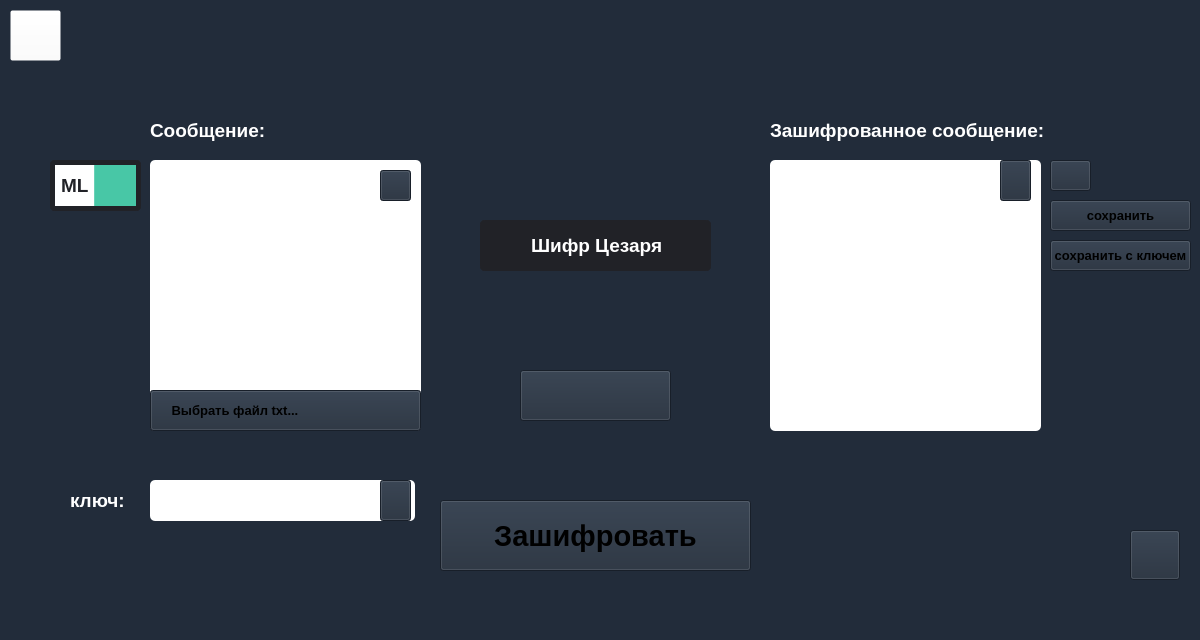
First picture: the form in File.ui, repository sn00py666/SafeSpeak, before the edit.
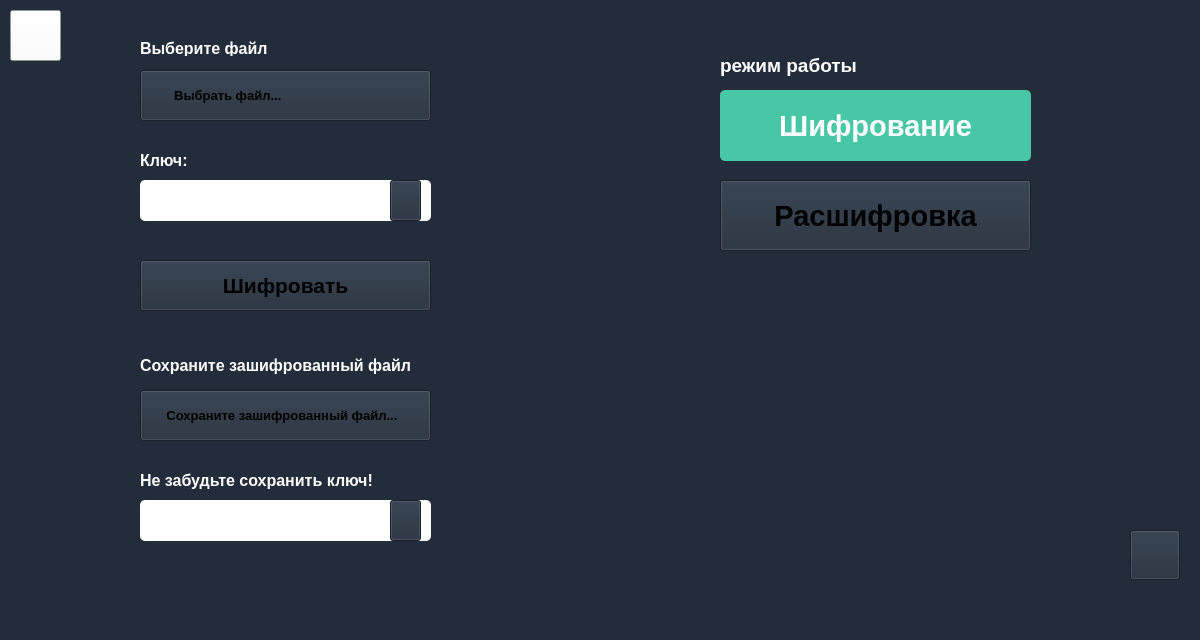
Second picture: the form after the edit. Icons and pictures are not drawn.

What changed in the file:
```diff
--- a/File.ui
+++ b/File.ui
@@ -42,10 +42,10 @@
    <widget class="QLabel" name="label">
     <property name="geometry">
      <rect>
-      <x>476</x>
-      <y>30</y>
-      <width>246</width>
-      <height>156</height>
+      <x>650</x>
+      <y>290</y>
+      <width>421</width>
+      <height>231</height>
      </rect>
     </property>
     <property name="text">
@@ -68,37 +68,22 @@
      <string/>
     </property>
     <property name="pixmap">
-     <pixmap>Images/dlack_balk_line.png</pixmap>
-    </property>
-   </widget>
-   <widget class="QPlainTextEdit" name="plainTextEdit_Left">
-    <property name="geometry">
-     <rect>
-      <x>150</x>
-      <y>160</y>
-      <width>271</width>
-      <height>271</height>
-     </rect>
-    </property>
-    <property name="styleSheet">
-     <string notr="true">
-background-color: rgb(255, 255, 255);
-border-radius: 5px;</string>
+     <pixmap>C:/Users/andre/.designer/backup/Images/dlack_balk_line.png</pixmap>
     </property>
    </widget>
    <widget class="QLabel" name="label_3">
     <property name="geometry">
      <rect>
-      <x>150</x>
-      <y>110</y>
-      <width>311</width>
-      <height>41</height>
+      <x>140</x>
+      <y>40</y>
+      <width>291</width>
+      <height>16</height>
      </rect>
     </property>
     <property name="font">
      <font>
       <family>MS Shell Dlg 2</family>
-      <pointsize>14</pointsize>
+      <pointsize>12</pointsize>
       <weight>75</weight>
       <italic>false</italic>
       <bold>true</bold>
@@ -110,66 +95,27 @@
 </string>
     </property>
     <property name="text">
-     <string>Сообщение:</string>
-    </property>
-   </widget>
-   <widget class="QPlainTextEdit" name="plainTextEdit_Right">
-    <property name="geometry">
-     <rect>
-      <x>770</x>
-      <y>160</y>
-      <width>271</width>
-      <height>271</height>
-     </rect>
-    </property>
-    <property name="styleSheet">
-     <string notr="true">
-background-color: rgb(255, 255, 255);
-border-radius: 5px;</string>
-    </property>
-    <property name="plainText">
-     <string/>
+     <string>Выберите файл</string>
     </property>
    </widget>
    <widget class="QPlainTextEdit" name="plainTextEdit_Key">
     <property name="geometry">
      <rect>
-      <x>150</x>
-      <y>480</y>
-      <width>265</width>
-      <height>41</height>
-     </rect>
-    </property>
-    <property name="styleSheet">
-     <string notr="true">
-background-color: rgb(255, 255, 255);
-border-radius: 5px;</string>
-    </property>
-   </widget>
-   <widget class="QLabel" name="label_4">
-    <property name="geometry">
-     <rect>
-      <x>770</x>
-      <y>110</y>
-      <width>301</width>
+      <x>140</x>
+      <y>180</y>
+      <width>291</width>
       <height>41</height>
      </rect>
     </property>
     <property name="font">
      <font>
-      <family>MS Shell Dlg 2</family>
-      <pointsize>14</pointsize>
-      <weight>75</weight>
-      <italic>false</italic>
-      <bold>true</bold>
+      <pointsize>12</pointsize>
      </font>
     </property>
     <property name="styleSheet">
-     <string notr="true">color: rgb(255, 255, 255);
-</string>
-    </property>
-    <property name="text">
-     <string>Зашифрованное сообщение:</string>
+     <string notr="true">
+background-color: rgb(255, 255, 255);
+border-radius: 5px;</string>
     </property>
    </widget>
    <widget class="QPushButton" name="BackButton">
@@ -201,8 +147,8 @@
    <widget class="QPushButton" name="Encription">
     <property name="geometry">
      <rect>
-      <x>440</x>
-      <y>500</y>
+      <x>720</x>
+      <y>90</y>
       <width>311</width>
       <height>71</height>
      </rect>
@@ -219,72 +165,25 @@
      <string notr="true">background-color: rgba(72, 199, 166, 1);
 color: white;
 border-radius: 5px;
-
-QPushButton::hover
-{
-	
-	background-color: rgb(135, 255, 71);
-}</string>
+</string>
     </property>
     <property name="text">
-     <string>Зашифровать</string>
-    </property>
-   </widget>
-   <widget class="QPushButton" name="change">
-    <property name="geometry">
-     <rect>
-      <x>520</x>
-      <y>370</y>
-      <width>151</width>
-      <height>51</height>
-     </rect>
-    </property>
-    <property name="font">
-     <font>
-      <family>Arial</family>
-      <pointsize>22</pointsize>
-      <weight>75</weight>
-      <bold>true</bold>
-     </font>
-    </property>
-    <property name="styleSheet">
-     <string notr="true">background-color:rgba(41, 72, 109, 1);
-color: white;
-border-radius: 5px;
-
-QPushButton::hover
-{
-	
-	background-color: rgb(135, 255, 71);
-}</string>
-    </property>
-    <property name="text">
-     <string/>
-    </property>
-    <property name="icon">
-     <iconset>
-      <normaloff>Images/change.png</normaloff>Images/change.png</iconset>
-    </property>
-    <property name="iconSize">
-     <size>
-      <width>1000</width>
-      <height>1000</height>
-     </size>
+     <string>Шифрование</string>
     </property>
    </widget>
    <widget class="QLabel" name="label_10">
     <property name="geometry">
      <rect>
-      <x>70</x>
-      <y>480</y>
-      <width>71</width>
-      <height>41</height>
+      <x>140</x>
+      <y>150</y>
+      <width>61</width>
+      <height>21</height>
      </rect>
     </property>
     <property name="font">
      <font>
       <family>MS Shell Dlg 2</family>
-      <pointsize>14</pointsize>
+      <pointsize>12</pointsize>
       <weight>75</weight>
       <italic>false</italic>
       <bold>true</bold>
@@ -296,16 +195,16 @@
 </string>
     </property>
     <property name="text">
-     <string>ключ:</string>
+     <string>Ключ:</string>
     </property>
    </widget>
    <widget class="QPushButton" name="DownloadTxt">
     <property name="geometry">
      <rect>
-      <x>150</x>
-      <y>390</y>
-      <width>271</width>
-      <height>41</height>
+      <x>140</x>
+      <y>70</y>
+      <width>291</width>
+      <height>51</height>
      </rect>
     </property>
     <property name="font">
@@ -333,193 +232,14 @@
 }</string>
     </property>
     <property name="text">
-     <string>Выбрать файл txt...                            </string>
-    </property>
-   </widget>
-   <widget class="QComboBox" name="language">
-    <property name="geometry">
-     <rect>
-      <x>50</x>
-      <y>160</y>
-      <width>91</width>
-      <height>51</height>
-     </rect>
-    </property>
-    <property name="font">
-     <font>
-      <pointsize>14</pointsize>
-      <weight>75</weight>
-      <bold>true</bold>
-     </font>
-    </property>
-    <property name="styleSheet">
-     <string notr="true">
-#language{
-	color: rgb(33, 34, 39);
-border: 5px solid rgb(33, 34, 39);
-border-radius: 5px;
-background-color: qlineargradient(spread:pad, x1:0.085, y1:1, x2:1, y2:1, stop:0.431818 rgba(255, 255, 255, 255), stop:0.443182 rgba(72, 199, 166, 255));
-padding-left: 6px;
-}
-
-
-#language::drop-down { 
-border: Opx;
-}
-
-#language::down-arrow{
-image: url(D:/kotovshchikov/SafeSpeak/Images/arrowLang.png);
-width: 25 px;
-height: 25px;
-margin-right: 25px;
-}
-
-/* style for QComboBox after open selcet menu*/
-#language:on {
-border: 5px solid rgb(33, 34, 39);
-}
-
-#language QListView {
-	color: rgb(255, 255, 255);
-font-size: 12px;
-padding: 5px;
-background-color: rgb(41, 72, 109);
-outline: 5px;
-}</string>
-    </property>
-    <item>
-     <property name="text">
-      <string>ML</string>
-     </property>
-    </item>
-    <item>
-     <property name="text">
-      <string>RU</string>
-     </property>
-    </item>
-    <item>
-     <property name="text">
-      <string>EN</string>
-     </property>
-    </item>
-   </widget>
-   <widget class="QComboBox" name="code">
-    <property name="geometry">
-     <rect>
-      <x>480</x>
-      <y>220</y>
-      <width>231</width>
-      <height>51</height>
-     </rect>
-    </property>
-    <property name="font">
-     <font>
-      <pointsize>14</pointsize>
-      <weight>75</weight>
-      <bold>true</bold>
-     </font>
-    </property>
-    <property name="styleSheet">
-     <string notr="true">#code{
-	color: rgb(255, 255, 255);
-border: 5px solid rgb(33, 34, 39);
-border-radius: 5px;
-background-color: rgb(33, 34, 39);
-padding-left: 46px;
-}
-
-
-#code::drop-down { 
-border: Opx;
-}
-
-#code::down-arrow{
-image: url(D:/kotovshchikov/SafeSpeak/Images/3 lines.png);
-width: 25 px;
-height: 25px;
-margin-right: 386px;
-}
-
-/* style for QComboBox after open selcet menu*/
-#code:on {
-
-}
-
-#code QListView {
-	color: rgb(33, 34, 39);
-font-size: 12px;
-padding: 2px;
-background-color: rgb(255, 255, 255);
-outline: 5px;
-border-radius: 5px;
-border: 5px;
-border-bottom-color: rgb(33, 34, 39);
-}</string>
-    </property>
-    <property name="duplicatesEnabled">
-     <bool>false</bool>
-    </property>
-    <property name="frame">
-     <bool>false</bool>
-    </property>
-    <item>
-     <property name="text">
-      <string>Шифр Цезаря</string>
-     </property>
-    </item>
-    <item>
-     <property name="text">
-      <string>Шифр Вижнера</string>
-     </property>
-    </item>
-   </widget>
-   <widget class="QPushButton" name="copyLeftPlainText">
-    <property name="geometry">
-     <rect>
-      <x>380</x>
-      <y>170</y>
-      <width>31</width>
-      <height>31</height>
-     </rect>
-    </property>
-    <property name="font">
-     <font>
-      <family>Arial</family>
-      <pointsize>22</pointsize>
-      <weight>75</weight>
-      <bold>true</bold>
-     </font>
-    </property>
-    <property name="styleSheet">
-     <string notr="true">background-color:rgba(41, 72, 109, 0);
-color: white;
-border-radius: 5px;
-
-QPushButton::hover
-{
-	
-	background-color: rgb(135, 255, 71);
-}</string>
-    </property>
-    <property name="text">
-     <string/>
-    </property>
-    <property name="icon">
-     <iconset>
-      <normaloff>Images/copy.png</normaloff>Images/copy.png</iconset>
-    </property>
-    <property name="iconSize">
-     <size>
-      <width>25</width>
-      <height>25</height>
-     </size>
+     <string>Выбрать файл...                                </string>
     </property>
    </widget>
    <widget class="QPushButton" name="copyKey">
     <property name="geometry">
      <rect>
-      <x>380</x>
-      <y>480</y>
+      <x>390</x>
+      <y>180</y>
       <width>31</width>
       <height>41</height>
      </rect>
@@ -557,157 +277,6 @@
      </size>
     </property>
    </widget>
-   <widget class="QPushButton" name="copyRightPlainText">
-    <property name="geometry">
-     <rect>
-      <x>1000</x>
-      <y>160</y>
-      <width>31</width>
-      <height>41</height>
-     </rect>
-    </property>
-    <property name="font">
-     <font>
-      <family>Arial</family>
-      <pointsize>22</pointsize>
-      <weight>75</weight>
-      <bold>true</bold>
-     </font>
-    </property>
-    <property name="styleSheet">
-     <string notr="true">background-color:rgba(41, 72, 109, 0);
-color: white;
-border-radius: 5px;
-
-QPushButton::hover
-{
-	
-	background-color: rgb(135, 255, 71);
-}</string>
-    </property>
-    <property name="text">
-     <string/>
-    </property>
-    <property name="icon">
-     <iconset>
-      <normaloff>Images/copy.png</normaloff>Images/copy.png</iconset>
-    </property>
-    <property name="iconSize">
-     <size>
-      <width>25</width>
-      <height>25</height>
-     </size>
-    </property>
-   </widget>
-   <widget class="QPushButton" name="SaveMenu">
-    <property name="geometry">
-     <rect>
-      <x>1050</x>
-      <y>160</y>
-      <width>41</width>
-      <height>31</height>
-     </rect>
-    </property>
-    <property name="font">
-     <font>
-      <family>Arial</family>
-      <pointsize>22</pointsize>
-      <weight>75</weight>
-      <bold>true</bold>
-     </font>
-    </property>
-    <property name="styleSheet">
-     <string notr="true">background-color: rgba(72, 199, 166, 1);
-color: white;
-border-radius: 5px;
-border: 5px solid rgb(33, 34, 39);
-
-QPushButton::hover
-{
-	
-	background-color: rgb(135, 255, 71);
-}
-
-</string>
-    </property>
-    <property name="text">
-     <string/>
-    </property>
-    <property name="icon">
-     <iconset>
-      <normaloff>Images/3 lines.png</normaloff>Images/3 lines.png</iconset>
-    </property>
-    <property name="iconSize">
-     <size>
-      <width>30</width>
-      <height>30</height>
-     </size>
-    </property>
-   </widget>
-   <widget class="QPushButton" name="SaveRight">
-    <property name="geometry">
-     <rect>
-      <x>1050</x>
-      <y>200</y>
-      <width>141</width>
-      <height>31</height>
-     </rect>
-    </property>
-    <property name="font">
-     <font>
-      <family>Arial</family>
-      <pointsize>10</pointsize>
-      <weight>75</weight>
-      <bold>true</bold>
-     </font>
-    </property>
-    <property name="styleSheet">
-     <string notr="true">background-color: rgba(72, 199, 166, 1);
-color: white;
-border-radius: 5px;
-
-QPushButton::hover
-{
-	
-	background-color: rgb(135, 255, 71);
-}</string>
-    </property>
-    <property name="text">
-     <string>сохранить</string>
-    </property>
-   </widget>
-   <widget class="QPushButton" name="SaveRightWichKey">
-    <property name="geometry">
-     <rect>
-      <x>1050</x>
-      <y>240</y>
-      <width>141</width>
-      <height>31</height>
-     </rect>
-    </property>
-    <property name="font">
-     <font>
-      <family>Arial</family>
-      <pointsize>10</pointsize>
-      <weight>75</weight>
-      <bold>true</bold>
-     </font>
-    </property>
-    <property name="styleSheet">
-     <string notr="true">background-color: rgba(72, 199, 166, 1);
-color: white;
-border-radius: 5px;
-
-QPushButton::hover
-{
-	
-	background-color: rgb(135, 255, 71);
-}</string>
-    </property>
-    <property name="text">
-     <string>сохранить с ключем</string>
-    </property>
-   </widget>
    <widget class="QPushButton" name="InfoButton">
     <property name="geometry">
      <rect>
@@ -750,6 +319,279 @@
      </size>
     </property>
    </widget>
+   <widget class="QLabel" name="label_4">
+    <property name="geometry">
+     <rect>
+      <x>720</x>
+      <y>50</y>
+      <width>171</width>
+      <height>31</height>
+     </rect>
+    </property>
+    <property name="font">
+     <font>
+      <family>MS Shell Dlg 2</family>
+      <pointsize>14</pointsize>
+      <weight>75</weight>
+      <italic>false</italic>
+      <bold>true</bold>
+     </font>
+    </property>
+    <property name="styleSheet">
+     <string notr="true">color: rgb(255, 255, 255);
+
+</string>
+    </property>
+    <property name="text">
+     <string>режим работы</string>
+    </property>
+   </widget>
+   <widget class="QPushButton" name="DecriptionMode">
+    <property name="geometry">
+     <rect>
+      <x>720</x>
+      <y>180</y>
+      <width>311</width>
+      <height>71</height>
+     </rect>
+    </property>
+    <property name="font">
+     <font>
+      <family>Arial</family>
+      <pointsize>22</pointsize>
+      <weight>75</weight>
+      <bold>true</bold>
+     </font>
+    </property>
+    <property name="styleSheet">
+     <string notr="true">background-color: rgba(126, 126, 126, 1);
+color: white;
+border-radius: 5px;
+
+QPushButton::hover
+{
+	
+	background-color: rgb(135, 255, 71);
+}</string>
+    </property>
+    <property name="text">
+     <string>Расшифровка</string>
+    </property>
+   </widget>
+   <widget class="QPushButton" name="EncriptionGO">
+    <property name="geometry">
+     <rect>
+      <x>140</x>
+      <y>260</y>
+      <width>291</width>
+      <height>51</height>
+     </rect>
+    </property>
+    <property name="font">
+     <font>
+      <family>Arial</family>
+      <pointsize>16</pointsize>
+      <weight>75</weight>
+      <bold>true</bold>
+     </font>
+    </property>
+    <property name="styleSheet">
+     <string notr="true">background-color: rgba(72, 199, 166, 1);
+color: white;
+border-radius: 5px;
+
+QPushButton::hover
+{
+	
+	background-color: rgb(135, 255, 71);
+}</string>
+    </property>
+    <property name="text">
+     <string>Шифровать</string>
+    </property>
+   </widget>
+   <widget class="QLabel" name="label_5">
+    <property name="geometry">
+     <rect>
+      <x>140</x>
+      <y>350</y>
+      <width>301</width>
+      <height>31</height>
+     </rect>
+    </property>
+    <property name="font">
+     <font>
+      <family>MS Shell Dlg 2</family>
+      <pointsize>12</pointsize>
+      <weight>75</weight>
+      <italic>false</italic>
+      <bold>true</bold>
+     </font>
+    </property>
+    <property name="styleSheet">
+     <string notr="true">color: rgb(255, 255, 255);
+
+</string>
+    </property>
+    <property name="text">
+     <string>Cохраните зашифрованный файл</string>
+    </property>
+   </widget>
+   <widget class="QPushButton" name="SaveFile">
+    <property name="geometry">
+     <rect>
+      <x>140</x>
+      <y>390</y>
+      <width>291</width>
+      <height>51</height>
+     </rect>
+    </property>
+    <property name="font">
+     <font>
+      <family>Arial</family>
+      <pointsize>10</pointsize>
+      <weight>75</weight>
+      <bold>true</bold>
+      <stylestrategy>PreferDefault</stylestrategy>
+      <kerning>true</kerning>
+     </font>
+    </property>
+    <property name="layoutDirection">
+     <enum>Qt::LeftToRight</enum>
+    </property>
+    <property name="styleSheet">
+     <string notr="true">background-color: rgba(255, 255, 255, 1);
+color: rgba(126, 126, 126, 1);
+border-radius: 5px;
+ border: 3px solid rgba(126, 126, 126, 1);
+
+QPushButton::hover
+{
+	
+	background-color: rgb(135, 255, 71);
+}</string>
+    </property>
+    <property name="text">
+     <string>Сохраните зашифрованный файл...  </string>
+    </property>
+   </widget>
+   <widget class="QLabel" name="label_saveKey">
+    <property name="geometry">
+     <rect>
+      <x>140</x>
+      <y>470</y>
+      <width>301</width>
+      <height>21</height>
+     </rect>
+    </property>
+    <property name="font">
+     <font>
+      <family>MS Shell Dlg 2</family>
+      <pointsize>12</pointsize>
+      <weight>75</weight>
+      <italic>false</italic>
+      <bold>true</bold>
+     </font>
+    </property>
+    <property name="styleSheet">
+     <string notr="true">color: rgb(255, 255, 255);
+
+</string>
+    </property>
+    <property name="text">
+     <string>Не забудьте сохранить ключ!</string>
+    </property>
+   </widget>
+   <widget class="QPushButton" name="copyKey_2">
+    <property name="geometry">
+     <rect>
+      <x>390</x>
+      <y>500</y>
+      <width>31</width>
+      <height>41</height>
+     </rect>
+    </property>
+    <property name="font">
+     <font>
+      <family>Arial</family>
+      <pointsize>22</pointsize>
+      <weight>75</weight>
+      <bold>true</bold>
+     </font>
+    </property>
+    <property name="styleSheet">
+     <string notr="true">background-color:rgba(41, 72, 109, 0);
+color: white;
+border-radius: 5px;
+
+QPushButton::hover
+{
+	
+	background-color: rgb(135, 255, 71);
+}</string>
+    </property>
+    <property name="text">
+     <string/>
+    </property>
+    <property name="icon">
+     <iconset>
+      <normaloff>Images/copy.png</normaloff>Images/copy.png</iconset>
+    </property>
+    <property name="iconSize">
+     <size>
+      <width>25</width>
+      <height>25</height>
+     </size>
+    </property>
+   </widget>
+   <widget class="QTextBrowser" name="KeyDublicate">
+    <property name="enabled">
+     <bool>true</bool>
+    </property>
+    <property name="geometry">
+     <rect>
+      <x>140</x>
+      <y>500</y>
+      <width>291</width>
+      <height>41</height>
+     </rect>
+    </property>
+    <property name="font">
+     <font>
+      <pointsize>12</pointsize>
+     </font>
+    </property>
+    <property name="styleSheet">
+     <string notr="true">
+background-color: rgb(255, 255, 255);
+border-radius: 5px;</string>
+    </property>
+    <property name="html">
+     <string>&lt;!DOCTYPE HTML PUBLIC &quot;-//W3C//DTD HTML 4.0//EN&quot; &quot;http://www.w3.org/TR/REC-html40/strict.dtd&quot;&gt;
+&lt;html&gt;&lt;head&gt;&lt;meta name=&quot;qrichtext&quot; content=&quot;1&quot; /&gt;&lt;style type=&quot;text/css&quot;&gt;
+p, li { white-space: pre-wrap; }
+&lt;/style&gt;&lt;/head&gt;&lt;body style=&quot; font-family:'MS Shell Dlg 2'; font-size:12pt; font-weight:400; font-style:normal;&quot;&gt;
+&lt;p style=&quot;-qt-paragraph-type:empty; margin-top:0px; margin-bottom:0px; margin-left:0px; margin-right:0px; -qt-block-indent:0; text-indent:0px; font-size:8.25pt;&quot;&gt;&lt;br /&gt;&lt;/p&gt;&lt;/body&gt;&lt;/html&gt;</string>
+    </property>
+   </widget>
+   <zorder>KeyDublicate</zorder>
+   <zorder>label</zorder>
+   <zorder>label_2</zorder>
+   <zorder>label_3</zorder>
+   <zorder>plainTextEdit_Key</zorder>
+   <zorder>BackButton</zorder>
+   <zorder>EncriptionMode</zorder>
+   <zorder>label_10</zorder>
+   <zorder>DownloadFile</zorder>
+   <zorder>copyKey</zorder>
+   <zorder>InfoButton</zorder>
+   <zorder>label_4</zorder>
+   <zorder>DecriptionMode</zorder>
+   <zorder>EncriptionGO</zorder>
+   <zorder>label_5</zorder>
+   <zorder>SaveFile</zorder>
+   <zorder>label_saveKey</zorder>
+   <zorder>copyKey_2</zorder>
   </widget>
  </widget>
  <resources/>
```
Left out of the diff: 8 changed lines with no effect on the pictures.
